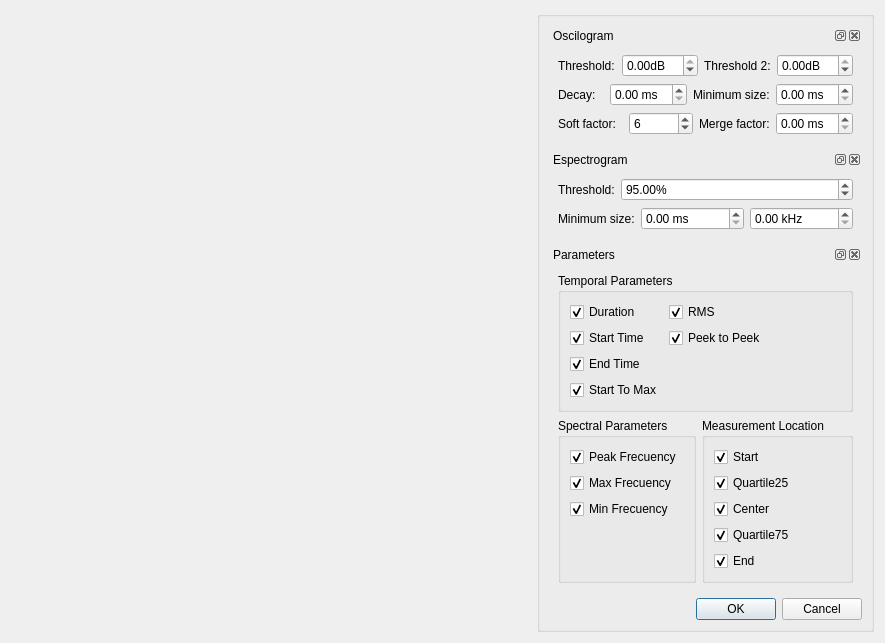
First picture: the form in Graphic_Interface/UI Files/ui_elemDetectSettings.ui, repository ECMora/SoundLab, before the edit.
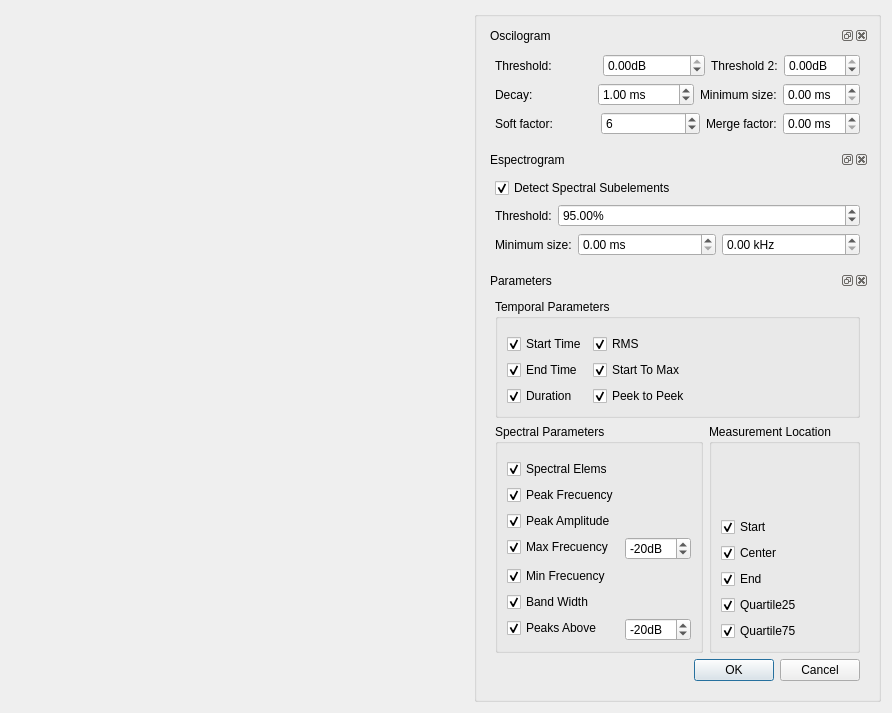
Second picture: the form after the edit. Custom widgets are drawn as their Qt base class.

Commit message: Calculo de parametros y arreglo de la linea visual de threshold

```diff
--- a/Graphic_Interface/UI Files/ui_elemDetectSettings.ui
+++ b/Graphic_Interface/UI Files/ui_elemDetectSettings.ui
@@ -6,8 +6,8 @@
    <rect>
     <x>0</x>
     <y>0</y>
-    <width>885</width>
-    <height>628</height>
+    <width>892</width>
+    <height>694</height>
    </rect>
   </property>
   <property name="windowTitle">
@@ -45,7 +45,7 @@
         </property>
         <widget class="QWidget" name="dockWidgetContents_3">
          <layout class="QGridLayout" name="gridLayout_3">
-          <item row="0" column="1">
+          <item row="1" column="1">
            <layout class="QHBoxLayout" name="horizontalLayout_9" stretch="0,1">
             <item>
              <widget class="QLabel" name="label_8">
@@ -87,7 +87,7 @@
             </item>
            </layout>
           </item>
-          <item row="1" column="1">
+          <item row="2" column="1">
            <layout class="QHBoxLayout" name="horizontalLayout_8" stretch="0,1,1">
             <item>
              <widget class="QLabel" name="label_7">
@@ -118,6 +118,16 @@
             </item>
            </layout>
           </item>
+          <item row="0" column="1">
+           <widget class="QCheckBox" name="cbxSpectralSubelements">
+            <property name="text">
+             <string>Detect Spectral Subelements</string>
+            </property>
+            <property name="checked">
+             <bool>true</bool>
+            </property>
+           </widget>
+          </item>
          </layout>
         </widget>
        </widget>
@@ -150,7 +160,20 @@
              <property name="fieldGrowthPolicy">
               <enum>QFormLayout::AllNonFixedFieldsGrow</enum>
              </property>
-             <item row="1" column="0">
+             <item row="0" column="0">
+              <spacer name="verticalSpacer">
+               <property name="orientation">
+                <enum>Qt::Vertical</enum>
+               </property>
+               <property name="sizeHint" stdset="0">
+                <size>
+                 <width>20</width>
+                 <height>40</height>
+                </size>
+               </property>
+              </spacer>
+             </item>
+             <item row="2" column="0">
               <widget class="QCheckBox" name="cbxPeakFreq">
                <property name="text">
                 <string>Peak Frecuency</string>
@@ -160,7 +183,20 @@
                </property>
               </widget>
              </item>
-             <item row="2" column="0">
+             <item row="3" column="0">
+              <widget class="QCheckBox" name="cbxPeakAmplitude">
+               <property name="toolTip">
+                <string>&lt;html&gt;&lt;head/&gt;&lt;body&gt;&lt;p&gt;The amplitude of spectrum in the peak frecuency.&lt;/p&gt;&lt;/body&gt;&lt;/html&gt;</string>
+               </property>
+               <property name="text">
+                <string>Peak Amplitude</string>
+               </property>
+               <property name="checked">
+                <bool>true</bool>
+               </property>
+              </widget>
+             </item>
+             <item row="4" column="0">
               <widget class="QCheckBox" name="cbxMaxFreq">
                <property name="text">
                 <string>Max Frecuency</string>
@@ -170,7 +206,23 @@
                </property>
               </widget>
              </item>
-             <item row="3" column="0">
+             <item row="4" column="1">
+              <widget class="QSpinBox" name="spbxSpectralLocMeasureThreshold">
+               <property name="suffix">
+                <string>dB</string>
+               </property>
+               <property name="minimum">
+                <number>-100</number>
+               </property>
+               <property name="maximum">
+                <number>0</number>
+               </property>
+               <property name="value">
+                <number>-20</number>
+               </property>
+              </widget>
+             </item>
+             <item row="5" column="0">
               <widget class="QCheckBox" name="cbxMinFreq">
                <property name="text">
                 <string>Min Frecuency</string>
@@ -180,6 +232,55 @@
                </property>
               </widget>
              </item>
+             <item row="6" column="0">
+              <widget class="QCheckBox" name="cbxBandWidth">
+               <property name="text">
+                <string>Band Width</string>
+               </property>
+               <property name="checked">
+                <bool>true</bool>
+               </property>
+              </widget>
+             </item>
+             <item row="7" column="0">
+              <widget class="QCheckBox" name="cbxPeaksAbove">
+               <property name="toolTip">
+                <string>&lt;html&gt;&lt;head/&gt;&lt;body&gt;&lt;p&gt;The amount of peaks above threshold in the spectral location of measurement&lt;/p&gt;&lt;/body&gt;&lt;/html&gt;</string>
+               </property>
+               <property name="text">
+                <string>Peaks Above</string>
+               </property>
+               <property name="checked">
+                <bool>true</bool>
+               </property>
+              </widget>
+             </item>
+             <item row="7" column="1">
+              <widget class="QSpinBox" name="spbxPeaksThreshold">
+               <property name="suffix">
+                <string>dB</string>
+               </property>
+               <property name="minimum">
+                <number>-90</number>
+               </property>
+               <property name="maximum">
+                <number>0</number>
+               </property>
+               <property name="value">
+                <number>-20</number>
+               </property>
+              </widget>
+             </item>
+             <item row="1" column="0">
+              <widget class="QCheckBox" name="cbxSpectralElems">
+               <property name="text">
+                <string>Spectral Elems</string>
+               </property>
+               <property name="checked">
+                <bool>true</bool>
+               </property>
+              </widget>
+             </item>
             </layout>
            </widget>
           </item>
@@ -192,7 +293,7 @@
              <property name="fieldGrowthPolicy">
               <enum>QFormLayout::AllNonFixedFieldsGrow</enum>
              </property>
-             <item row="0" column="0">
+             <item row="1" column="0">
               <widget class="QCheckBox" name="cbxmeasurementLocationStart">
                <property name="text">
                 <string>Start</string>
@@ -212,7 +313,7 @@
                </property>
               </widget>
              </item>
-             <item row="4" column="0">
+             <item row="3" column="0">
               <widget class="QCheckBox" name="cbxmeasurementLocationEnd">
                <property name="text">
                 <string>End</string>
@@ -222,7 +323,7 @@
                </property>
               </widget>
              </item>
-             <item row="1" column="0">
+             <item row="4" column="0">
               <widget class="QCheckBox" name="cbxmeasurementLocationQuartile25">
                <property name="text">
                 <string>Quartile25</string>
@@ -232,7 +333,7 @@
                </property>
               </widget>
              </item>
-             <item row="3" column="0">
+             <item row="5" column="0">
               <widget class="QCheckBox" name="cbxmeasurementLocationQuartile75">
                <property name="text">
                 <string>Quartile75</string>
@@ -242,6 +343,19 @@
                </property>
               </widget>
              </item>
+             <item row="0" column="0">
+              <spacer name="verticalSpacer_2">
+               <property name="orientation">
+                <enum>Qt::Vertical</enum>
+               </property>
+               <property name="sizeHint" stdset="0">
+                <size>
+                 <width>20</width>
+                 <height>40</height>
+                </size>
+               </property>
+              </spacer>
+             </item>
             </layout>
            </widget>
           </item>
@@ -260,26 +374,6 @@
              <property name="fieldGrowthPolicy">
               <enum>QFormLayout::AllNonFixedFieldsGrow</enum>
              </property>
-             <item row="0" column="0">
-              <widget class="QCheckBox" name="cbxDuration">
-               <property name="text">
-                <string>Duration</string>
-               </property>
-               <property name="checked">
-                <bool>true</bool>
-               </property>
-              </widget>
-             </item>
-             <item row="1" column="1">
-              <widget class="QCheckBox" name="cbxPeekToPeek">
-               <property name="text">
-                <string>Peek to Peek</string>
-               </property>
-               <property name="checked">
-                <bool>true</bool>
-               </property>
-              </widget>
-             </item>
              <item row="1" column="0">
               <widget class="QCheckBox" name="cbxStartTime">
                <property name="text">
@@ -300,17 +394,7 @@
                </property>
               </widget>
              </item>
-             <item row="3" column="0">
-              <widget class="QCheckBox" name="cbxStartToMax">
-               <property name="text">
-                <string>Start To Max</string>
-               </property>
-               <property name="checked">
-                <bool>true</bool>
-               </property>
-              </widget>
-             </item>
-             <item row="0" column="1">
+             <item row="1" column="1">
               <widget class="QCheckBox" name="cbxRms">
                <property name="text">
                 <string>RMS</string>
@@ -320,9 +404,74 @@
                </property>
               </widget>
              </item>
+             <item row="2" column="1">
+              <widget class="QCheckBox" name="cbxStartToMax">
+               <property name="toolTip">
+                <string>&lt;html&gt;&lt;head/&gt;&lt;body&gt;&lt;p&gt;Distance from the element start to its max value&lt;/p&gt;&lt;/body&gt;&lt;/html&gt;</string>
+               </property>
+               <property name="text">
+                <string>Start To Max</string>
+               </property>
+               <property name="checked">
+                <bool>true</bool>
+               </property>
+              </widget>
+             </item>
+             <item row="3" column="0">
+              <widget class="QCheckBox" name="cbxDuration">
+               <property name="toolTip">
+                <string>&lt;html&gt;&lt;head/&gt;&lt;body&gt;&lt;p&gt;Duration time of element&lt;/p&gt;&lt;/body&gt;&lt;/html&gt;</string>
+               </property>
+               <property name="text">
+                <string>Duration</string>
+               </property>
+               <property name="checked">
+                <bool>true</bool>
+               </property>
+              </widget>
+             </item>
+             <item row="3" column="1">
+              <widget class="QCheckBox" name="cbxPeekToPeek">
+               <property name="toolTip">
+                <string>&lt;html&gt;&lt;head/&gt;&lt;body&gt;&lt;p&gt;peek to peek value of the element&lt;/p&gt;&lt;/body&gt;&lt;/html&gt;</string>
+               </property>
+               <property name="text">
+                <string>Peek to Peek</string>
+               </property>
+               <property name="checked">
+                <bool>true</bool>
+               </property>
+              </widget>
+             </item>
+             <item row="0" column="0">
+              <spacer name="verticalSpacer_3">
+               <property name="orientation">
+                <enum>Qt::Vertical</enum>
+               </property>
+               <property name="sizeHint" stdset="0">
+                <size>
+                 <width>20</width>
+                 <height>40</height>
+                </size>
+               </property>
+              </spacer>
+             </item>
             </layout>
            </widget>
           </item>
+          <item row="2" column="0" colspan="2">
+           <widget class="QDialogButtonBox" name="buttonBox">
+            <property name="orientation">
+             <enum>Qt::Horizontal</enum>
+            </property>
+            <property name="standardButtons">
+             <set>QDialogButtonBox::Cancel|QDialogButtonBox::Ok</set>
+            </property>
+            <property name="centerButtons">
+             <bool>false</bool>
+            </property>
+           </widget>
+          </item>
          </layout>
         </widget>
        </widget>
@@ -423,6 +572,12 @@
               <property name="suffix">
                <string> ms</string>
               </property>
+              <property name="maximum">
+               <double>200.000000000000000</double>
+              </property>
+              <property name="value">
+               <double>1.000000000000000</double>
+              </property>
              </widget>
             </item>
             <item>
@@ -494,16 +649,6 @@
         </widget>
        </widget>
       </item>
-      <item row="4" column="0">
-       <widget class="QDialogButtonBox" name="buttonBox">
-        <property name="orientation">
-         <enum>Qt::Horizontal</enum>
-        </property>
-        <property name="standardButtons">
-         <set>QDialogButtonBox::Cancel|QDialogButtonBox::Ok</set>
-        </property>
-       </widget>
-      </item>
      </layout>
     </widget>
    </item>
```
Left out of the diff: 89 changed lines with no effect on the pictures. The commit also changes 17 other files.
